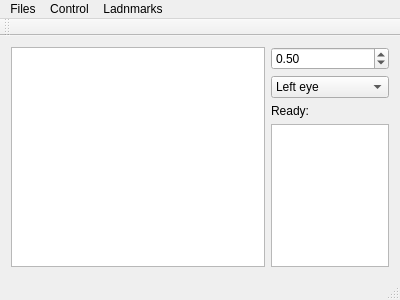
Daiver/MarkupTool, file MarkupTool/markupwindow.ui: the form before one commit.
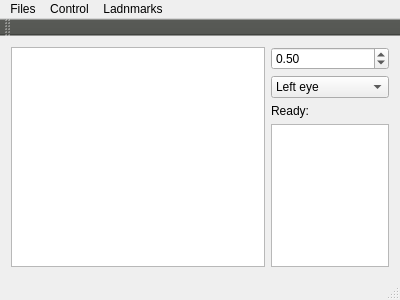
The form after the commit. Custom widgets are drawn as their Qt base class.

What changed in the file:
```diff
--- a/MarkupTool/markupwindow.ui
+++ b/MarkupTool/markupwindow.ui
@@ -133,6 +133,475 @@
    <addaction name="menuLadnmarks"/>
   </widget>
   <widget class="QToolBar" name="mainToolBar">
+   <property name="palette">
+    <palette>
+     <active>
+      <colorrole role="WindowText">
+       <brush brushstyle="SolidPattern">
+        <color alpha="255">
+         <red>85</red>
+         <green>87</green>
+         <blue>83</blue>
+        </color>
+       </brush>
+      </colorrole>
+      <colorrole role="Button">
+       <brush brushstyle="SolidPattern">
+        <color alpha="255">
+         <red>85</red>
+         <green>87</green>
+         <blue>83</blue>
+        </color>
+       </brush>
+      </colorrole>
+      <colorrole role="Light">
+       <brush brushstyle="SolidPattern">
+        <color alpha="255">
+         <red>127</red>
+         <green>131</green>
+         <blue>124</blue>
+        </color>
+       </brush>
+      </colorrole>
+      <colorrole role="Midlight">
+       <brush brushstyle="SolidPattern">
+        <color alpha="255">
+         <red>106</red>
+         <green>109</green>
+         <blue>103</blue>
+        </color>
+       </brush>
+      </colorrole>
+      <colorrole role="Dark">
+       <brush brushstyle="SolidPattern">
+        <color alpha="255">
+         <red>42</red>
+         <green>43</green>
+         <blue>41</blue>
+        </color>
+       </brush>
+      </colorrole>
+      <colorrole role="Mid">
+       <brush brushstyle="SolidPattern">
+        <color alpha="255">
+         <red>56</red>
+         <green>58</green>
+         <blue>55</blue>
+        </color>
+       </brush>
+      </colorrole>
+      <colorrole role="Text">
+       <brush brushstyle="SolidPattern">
+        <color alpha="255">
+         <red>255</red>
+         <green>255</green>
+         <blue>255</blue>
+        </color>
+       </brush>
+      </colorrole>
+      <colorrole role="BrightText">
+       <brush brushstyle="SolidPattern">
+        <color alpha="255">
+         <red>255</red>
+         <green>255</green>
+         <blue>255</blue>
+        </color>
+       </brush>
+      </colorrole>
+      <colorrole role="ButtonText">
+       <brush brushstyle="SolidPattern">
+        <color alpha="255">
+         <red>255</red>
+         <green>255</green>
+         <blue>255</blue>
+        </color>
+       </brush>
+      </colorrole>
+      <colorrole role="Base">
+       <brush brushstyle="SolidPattern">
+        <color alpha="255">
+         <red>0</red>
+         <green>0</green>
+         <blue>0</blue>
+        </color>
+       </brush>
+      </colorrole>
+      <colorrole role="Window">
+       <brush brushstyle="SolidPattern">
+        <color alpha="255">
+         <red>85</red>
+         <green>87</green>
+         <blue>83</blue>
+        </color>
+       </brush>
+      </colorrole>
+      <colorrole role="Shadow">
+       <brush brushstyle="SolidPattern">
+        <color alpha="255">
+         <red>0</red>
+         <green>0</green>
+         <blue>0</blue>
+        </color>
+       </brush>
+      </colorrole>
+      <colorrole role="HighlightedText">
+       <brush brushstyle="SolidPattern">
+        <color alpha="255">
+         <red>85</red>
+         <green>87</green>
+         <blue>83</blue>
+        </color>
+       </brush>
+      </colorrole>
+      <colorrole role="AlternateBase">
+       <brush brushstyle="SolidPattern">
+        <color alpha="255">
+         <red>42</red>
+         <green>43</green>
+         <blue>41</blue>
+        </color>
+       </brush>
+      </colorrole>
+      <colorrole role="NoRole">
+       <brush brushstyle="SolidPattern">
+        <color alpha="255">
+         <red>85</red>
+         <green>87</green>
+         <blue>83</blue>
+        </color>
+       </brush>
+      </colorrole>
+      <colorrole role="ToolTipBase">
+       <brush brushstyle="SolidPattern">
+        <color alpha="255">
+         <red>255</red>
+         <green>255</green>
+         <blue>220</blue>
+        </color>
+       </brush>
+      </colorrole>
+      <colorrole role="ToolTipText">
+       <brush brushstyle="SolidPattern">
+        <color alpha="255">
+         <red>0</red>
+         <green>0</green>
+         <blue>0</blue>
+        </color>
+       </brush>
+      </colorrole>
+     </active>
+     <inactive>
+      <colorrole role="WindowText">
+       <brush brushstyle="SolidPattern">
+        <color alpha="255">
+         <red>85</red>
+         <green>87</green>
+         <blue>83</blue>
+        </color>
+       </brush>
+      </colorrole>
+      <colorrole role="Button">
+       <brush brushstyle="SolidPattern">
+        <color alpha="255">
+         <red>85</red>
+         <green>87</green>
+         <blue>83</blue>
+        </color>
+       </brush>
+      </colorrole>
+      <colorrole role="Light">
+       <brush brushstyle="SolidPattern">
+        <color alpha="255">
+         <red>127</red>
+         <green>131</green>
+         <blue>124</blue>
+        </color>
+       </brush>
+      </colorrole>
+      <colorrole role="Midlight">
+       <brush brushstyle="SolidPattern">
+        <color alpha="255">
+         <red>106</red>
+         <green>109</green>
+         <blue>103</blue>
+        </color>
+       </brush>
+      </colorrole>
+      <colorrole role="Dark">
+       <brush brushstyle="SolidPattern">
+        <color alpha="255">
+         <red>42</red>
+         <green>43</green>
+         <blue>41</blue>
+        </color>
+       </brush>
+      </colorrole>
+      <colorrole role="Mid">
+       <brush brushstyle="SolidPattern">
+        <color alpha="255">
+         <red>56</red>
+         <green>58</green>
+         <blue>55</blue>
+        </color>
+       </brush>
+      </colorrole>
+      <colorrole role="Text">
+       <brush brushstyle="SolidPattern">
+        <color alpha="255">
+         <red>255</red>
+         <green>255</green>
+         <blue>255</blue>
+        </color>
+       </brush>
+      </colorrole>
+      <colorrole role="BrightText">
+       <brush brushstyle="SolidPattern">
+        <color alpha="255">
+         <red>255</red>
+         <green>255</green>
+         <blue>255</blue>
+        </color>
+       </brush>
+      </colorrole>
+      <colorrole role="ButtonText">
+       <brush brushstyle="SolidPattern">
+        <color alpha="255">
+         <red>255</red>
+         <green>255</green>
+         <blue>255</blue>
+        </color>
+       </brush>
+      </colorrole>
+      <colorrole role="Base">
+       <brush brushstyle="SolidPattern">
+        <color alpha="255">
+         <red>0</red>
+         <green>0</green>
+         <blue>0</blue>
+        </color>
+       </brush>
+      </colorrole>
+      <colorrole role="Window">
+       <brush brushstyle="SolidPattern">
+        <color alpha="255">
+         <red>85</red>
+         <green>87</green>
+         <blue>83</blue>
+        </color>
+       </brush>
+      </colorrole>
+      <colorrole role="Shadow">
+       <brush brushstyle="SolidPattern">
+        <color alpha="255">
+         <red>0</red>
+         <green>0</green>
+         <blue>0</blue>
+        </color>
+       </brush>
+      </colorrole>
+      <colorrole role="HighlightedText">
+       <brush brushstyle="SolidPattern">
+        <color alpha="255">
+         <red>85</red>
+         <green>87</green>
+         <blue>83</blue>
+        </color>
+       </brush>
+      </colorrole>
+      <colorrole role="AlternateBase">
+       <brush brushstyle="SolidPattern">
+        <color alpha="255">
+         <red>42</red>
+         <green>43</green>
+         <blue>41</blue>
+        </color>
+       </brush>
+      </colorrole>
+      <colorrole role="NoRole">
+       <brush brushstyle="SolidPattern">
+        <color alpha="255">
+         <red>85</red>
+         <green>87</green>
+         <blue>83</blue>
+        </color>
+       </brush>
+      </colorrole>
+      <colorrole role="ToolTipBase">
+       <brush brushstyle="SolidPattern">
+        <color alpha="255">
+         <red>255</red>
+         <green>255</green>
+         <blue>220</blue>
+        </color>
+       </brush>
+      </colorrole>
+      <colorrole role="ToolTipText">
+       <brush brushstyle="SolidPattern">
+        <color alpha="255">
+         <red>0</red>
+         <green>0</green>
+         <blue>0</blue>
+        </color>
+       </brush>
+      </colorrole>
+     </inactive>
+     <disabled>
+      <colorrole role="WindowText">
+       <brush brushstyle="SolidPattern">
+        <color alpha="255">
+         <red>42</red>
+         <green>43</green>
+         <blue>41</blue>
+        </color>
+       </brush>
+      </colorrole>
+      <colorrole role="Button">
+       <brush brushstyle="SolidPattern">
+        <color alpha="255">
+         <red>85</red>
+         <green>87</green>
+         <blue>83</blue>
+        </color>
+       </brush>
+      </colorrole>
+      <colorrole role="Light">
+       <brush brushstyle="SolidPattern">
+        <color alpha="255">
+         <red>127</red>
+         <green>131</green>
+         <blue>124</blue>
+        </color>
+       </brush>
+      </colorrole>
+      <colorrole role="Midlight">
+       <brush brushstyle="SolidPattern">
+        <color alpha="255">
+         <red>106</red>
+         <green>109</green>
+         <blue>103</blue>
+        </color>
+       </brush>
+      </colorrole>
+      <colorrole role="Dark">
+       <brush brushstyle="SolidPattern">
+        <color alpha="255">
+         <red>42</red>
+         <green>43</green>
+         <blue>41</blue>
+        </color>
+       </brush>
+      </colorrole>
+      <colorrole role="Mid">
+       <brush brushstyle="SolidPattern">
+        <color alpha="255">
+         <red>56</red>
+         <green>58</green>
+         <blue>55</blue>
+        </color>
+       </brush>
+      </colorrole>
+      <colorrole role="Text">
+       <brush brushstyle="SolidPattern">
+        <color alpha="255">
+         <red>42</red>
+         <green>43</green>
+         <blue>41</blue>
+        </color>
+       </brush>
+      </colorrole>
+      <colorrole role="BrightText">
+       <brush brushstyle="SolidPattern">
+        <color alpha="255">
+         <red>255</red>
+         <green>255</green>
+         <blue>255</blue>
+        </color>
+       </brush>
+      </colorrole>
+      <colorrole role="ButtonText">
+       <brush brushstyle="SolidPattern">
+        <color alpha="255">
+         <red>42</red>
+         <green>43</green>
+         <blue>41</blue>
+        </color>
+       </brush>
+      </colorrole>
+      <colorrole role="Base">
+       <brush brushstyle="SolidPattern">
+        <color alpha="255">
+         <red>85</red>
+         <green>87</green>
+         <blue>83</blue>
+        </color>
+       </brush>
+      </colorrole>
+      <colorrole role="Window">
+       <brush brushstyle="SolidPattern">
+        <color alpha="255">
+         <red>85</red>
+         <green>87</green>
+         <blue>83</blue>
+        </color>
+       </brush>
+      </colorrole>
+      <colorrole role="Shadow">
+       <brush brushstyle="SolidPattern">
+        <color alpha="255">
+         <red>0</red>
+         <green>0</green>
+         <blue>0</blue>
+        </color>
+       </brush>
+      </colorrole>
+      <colorrole role="HighlightedText">
+       <brush brushstyle="SolidPattern">
+        <color alpha="255">
+         <red>85</red>
+         <green>87</green>
+         <blue>83</blue>
+        </color>
+       </brush>
+      </colorrole>
+      <colorrole role="AlternateBase">
+       <brush brushstyle="SolidPattern">
+        <color alpha="255">
+         <red>85</red>
+         <green>87</green>
+         <blue>83</blue>
+        </color>
+       </brush>
+      </colorrole>
+      <colorrole role="NoRole">
+       <brush brushstyle="SolidPattern">
+        <color alpha="255">
+         <red>85</red>
+         <green>87</green>
+         <blue>83</blue>
+        </color>
+       </brush>
+      </colorrole>
+      <colorrole role="ToolTipBase">
+       <brush brushstyle="SolidPattern">
+        <color alpha="255">
+         <red>255</red>
+         <green>255</green>
+         <blue>220</blue>
+        </color>
+       </brush>
+      </colorrole>
+      <colorrole role="ToolTipText">
+       <brush brushstyle="SolidPattern">
+        <color alpha="255">
+         <red>0</red>
+         <green>0</green>
+         <blue>0</blue>
+        </color>
+       </brush>
+      </colorrole>
+     </disabled>
+    </palette>
+   </property>
    <attribute name="toolBarArea">
     <enum>TopToolBarArea</enum>
    </attribute>
```
Left out of the diff: 3 changed lines with no effect on the pictures.
